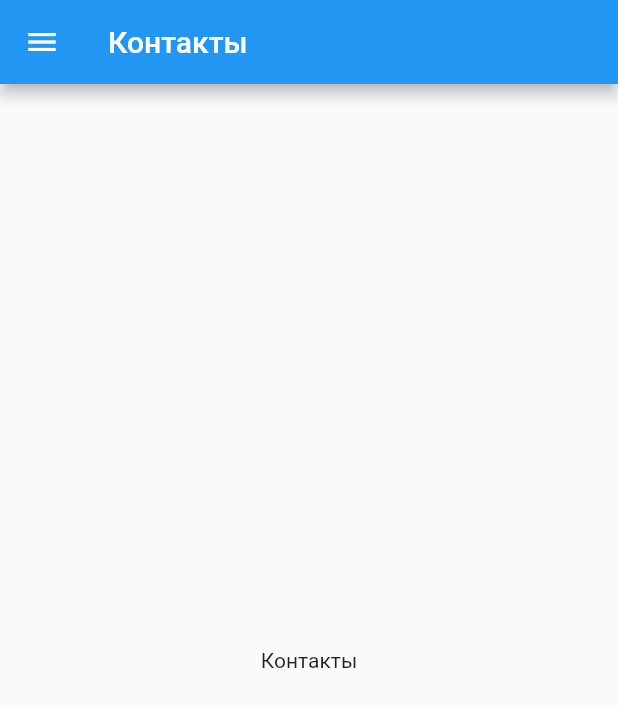
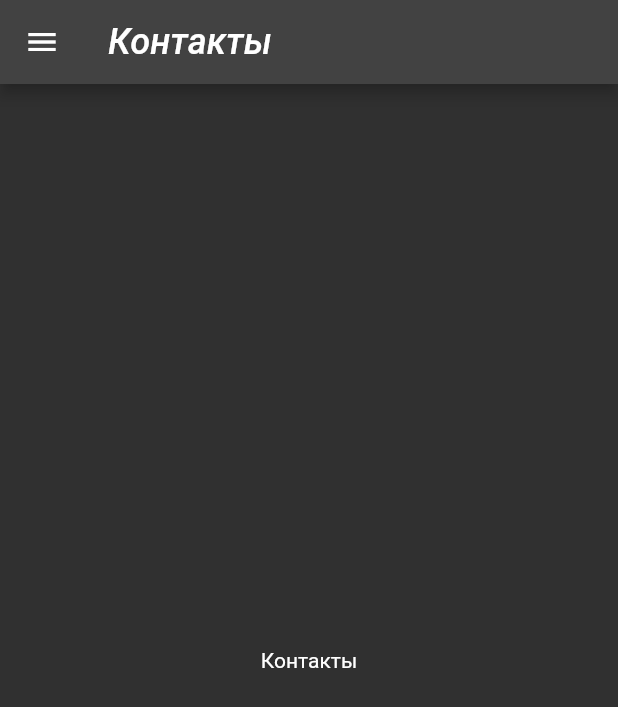
Before and after one commit to Hagritigan/auth_page, a Flutter app: the ContactsScreen screen opened directly, on a phone screen of 412 x 824 dp. Shown: the top 707 px of the screen. Run offline on Flutter 3.47's test engine with Material 2 defaults, Android fonts, the phone set to English and light mode, and no system bars; our stand-ins replace syncfusion_flutter_sliders; missing offline and left inert: sliding_switch; Roboto replaces fonts that are missing (Georgia, Hind).

Commit message:
2.4 ready

```diff
--- a/lib/switches-demo-two.dart
+++ b/lib/screens/switches-demo-two.dart
@@ -1,3 +1,4 @@
+import 'package:auth_page/utils/global_theme.dart';
 import 'package:flutter/cupertino.dart';
 import 'package:flutter/material.dart';
 import 'package:sliding_switch/sliding_switch.dart';
@@ -42,6 +43,7 @@ class _SwitchesDemoTwoState extends State<SwitchesDemoTwo> {
   @override
   Widget build(BuildContext context) {
     return MaterialApp(
+        theme: globalTheme(),
         home: Scaffold(
           body: SingleChildScrollView(
             child: Column(
--- /dev/null
+++ b/lib/screens/theme_demo_screen.dart
@@ -0,0 +1,39 @@
+
+
+import 'package:flutter/cupertino.dart';
+import 'package:flutter/material.dart';
+
+class ThemeDemoApp extends StatefulWidget {
+  const ThemeDemoApp({Key? key}) : super(key: key);
+
+  @override
+  State<ThemeDemoApp> createState() => _ThemeDemoAppState();
+}
+
+class _ThemeDemoAppState extends State<ThemeDemoApp> {
+  @override
+  Widget build(BuildContext context) {
+    return MaterialApp(
+      home: ThemeDemoScreen(),
+    );
+  }
+}
+
+class ThemeDemoScreen extends StatefulWidget {
+  const ThemeDemoScreen({Key? key}) : super(key: key);
+
+  @override
+  State<ThemeDemoScreen> createState() => _ThemeDemoScreenState();
+}
+
+class _ThemeDemoScreenState extends State<ThemeDemoScreen> {
+  double _currentSliderValue = 20;
+  bool _isDarkTheme = false;
+
+  @override
+  Widget build(BuildContext context) {
+    return Scaffold(
+
+    );
+  }
+}
--- /dev/null
+++ b/lib/utils/global_theme.dart
@@ -0,0 +1,18 @@
+import 'package:flutter/material.dart';
+
+ThemeData globalTheme() => ThemeData(
+    fontFamily: 'Georgia',
+    splashColor: Colors.green,
+
+    colorScheme: ColorScheme.fromSwatch(
+      brightness: Brightness.dark,
+      primarySwatch: Colors.cyan,
+    ).copyWith(
+      secondary: Colors.amberAccent,
+    ),
+    textTheme: const TextTheme(
+      headline1: TextStyle(fontSize: 60.0, fontWeight: FontWeight.bold),
+      headline6: TextStyle(fontSize: 24.0, fontStyle: FontStyle.italic),
+      bodyText2: TextStyle(fontSize: 14.0, fontFamily: 'Hind'),
+    )
+);
```
Also changed, not shown: lib/main.dart (+8 -8 lines), lib/screens/product.dart (renamed from lib/product.dart, +5 -5 lines), lib/screens/app_bar_screen.dart (renamed from lib/app_bar_screen.dart), lib/screens/auth.dart (renamed from lib/auth.dart), lib/screens/navigation_demo.dart (renamed from lib/navigation_demo.dart), lib/screens/navigation_drawer_screen.dart (renamed from lib/navigation_drawer_screen.dart), lib/screens/registration.dart (renamed from lib/registration.dart), lib/screens/switches-demo-screen.dart (renamed from lib/switches-demo-screen.dart), 1 other file.
